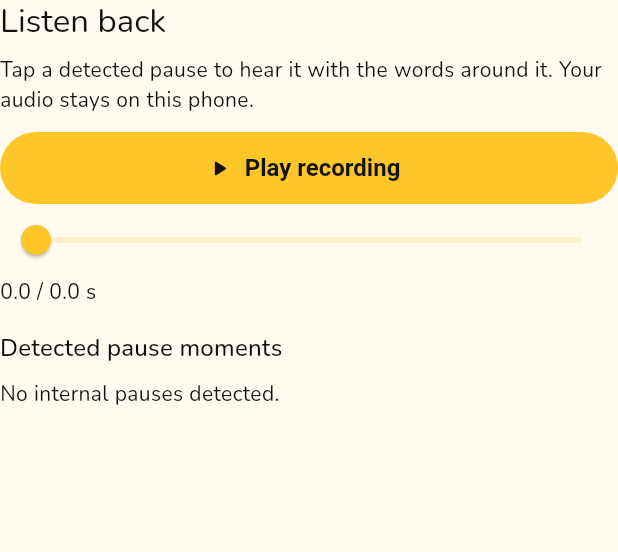
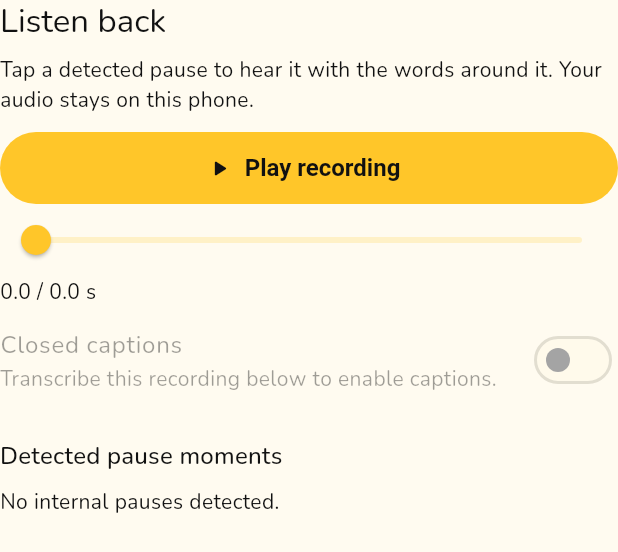
Before and after one commit to HenokYoseph01/SpeechMaster, a Flutter app: the RecordingReplay widget shown alone on an empty page, opened directly with empty values, on a phone screen of 412 x 824 dp. Shown: the top 552 px of the screen. Run offline on Flutter 3.47's test engine with Material 3 defaults, Android fonts, the phone set to English and light mode, and no system bars; our stand-ins replace drift, flutter_riverpod, go_router, just_audio; missing offline and left inert: record, sherpa_onnx; accounts and stored records are empty; generated files the repository leaves out were written again; statements that could not run were skipped.

Commit message:
phase1: add saved recording playback and closed captions

```diff
--- a/assets/transcription_config.json
+++ b/assets/transcription_config.json
@@ -5,5 +5,8 @@
   "threads": 2,
   "replayLeadMs": 350,
   "minimumSignalRms": 1e-05,
-  "paceWindowMs": 10000
+  "paceWindowMs": 10000,
+  "captionWordsPerCue": 6,
+  "captionGapMs": 1200,
+  "captionMaxHoldMs": 2000
 }
--- a/lib/core/l10n/app_en.arb
+++ b/lib/core/l10n/app_en.arb
@@ -139,5 +139,24 @@
         "type": "String"
       }
     }
-  }
+  },
+  "recordingHistory": "Your recordings",
+  "historyEmpty": "Your saved recordings will appear here after you record.",
+  "historyFailed": "Your recordings couldn't load. Please try again.",
+  "savedRecordingTitle": "Saved recording",
+  "savedRecordingMissing": "This recording is no longer available.",
+  "savedAudioMissing": "The audio file is unavailable. Your saved recording details have been kept.",
+  "savedClipDuration": "{seconds} seconds",
+  "@savedClipDuration": {
+    "placeholders": {
+      "seconds": {
+        "type": "int"
+      }
+    }
+  },
+  "captionsTitle": "Closed captions",
+  "captionsNeedTranscript": "Transcribe this recording below to enable captions.",
+  "captionsTimingNote": "Approximate words and timing. Your choice is saved for this recording.",
+  "captionsNoWords": "No caption at this moment.",
+  "captionsPreferenceFailed": "Your caption choice couldn't be saved. Try switching it again."
 }
--- a/lib/features/home/home_screen.dart
+++ b/lib/features/home/home_screen.dart
@@ -45,6 +45,12 @@ class HomeScreen extends StatelessWidget {
                   ),
                   const SizedBox(height: 16),
                   FilledButton.icon(
+                    onPressed: () => context.push('/history'),
+                    icon: const Icon(Icons.history_rounded),
+                    label: Text(strings.recordingHistory),
+                  ),
+                  const SizedBox(height: 16),
+                  FilledButton.icon(
                     onPressed: () => context.push('/settings'),
                     icon: const Icon(Icons.tune_rounded),
                     label: Text(strings.settings),
--- /dev/null
+++ b/lib/features/record/recording_captions.dart
@@ -0,0 +1,95 @@
+import 'package:flutter/material.dart';
+import 'package:flutter_riverpod/flutter_riverpod.dart';
+
+import '../../audio/captions.dart';
+import '../../audio/pitch_result.dart';
+import '../../core/l10n/generated/app_localizations.dart';
+import 'caption_preferences.dart';
+import 'playback_controller.dart';
+import 'transcript_panel.dart';
+import 'transcription_controller.dart';
+
+class RecordingCaptions extends ConsumerWidget {
+  const RecordingCaptions({
+    super.key,
+    required this.path,
+    required this.recording,
+  });
+  final String path;
+  final PitchResult recording;
+  @override
+  Widget build(BuildContext context, WidgetRef ref) {
+    final strings = AppLocalizations.of(context);
+    final transcript = ref
+        .watch(transcriptionStateProvider(path))
+        .value
+        ?.result;
+    final preference = ref.watch(captionPreferenceStateProvider(path)).value;
+    final preferences = ref.watch(captionPreferenceControllerProvider(path));
+    final playback =
+        ref.watch(playbackStateProvider(path)).value ?? const PlaybackState();
+    final config = ref.watch(transcriptionConfigProvider).value;
+    final pauses = recording.analysis?.pauses ?? const [];
+    final cue = transcript == null || config == null
+        ? null
+        : captionAt(
+            captionCues(transcript, pauses, config),
+            pauses,
+            playback.positionMs,
+          );
+    final active = cue?.wordAt(playback.positionMs);
+    return Column(
+      crossAxisAlignment: CrossAxisAlignment.stretch,
+      children: [
+        SwitchListTile(
+          contentPadding: EdgeInsets.zero,
+          title: Text(strings.captionsTitle),
+          subtitle: Text(
+            transcript == null
+                ? strings.captionsNeedTranscript
+                : strings.captionsTimingNote,
+          ),
+          value: transcript != null && (preference?.enabled ?? false),
+          onChanged:
+              transcript == null ||
+                  preference?.ready != true ||
+                  preference!.saving
+              ? null
+              : preferences.setEnabled,
+        ),
+        if (preference?.failed == true) Text(strings.captionsPreferenceFailed),
+        if (transcript != null && preference?.enabled == true)
+          Semantics(
+            label: strings.captionsTitle,
+            child: Card(
+              child: Padding(
+                padding: const EdgeInsets.all(16),
+                child: cue == null
+                    ? Text(strings.captionsNoWords, textAlign: TextAlign.center)
+                    : Text.rich(
+                        TextSpan(
+                          children: [
+                            for (final word in cue.words)
+                              TextSpan(
+                                text: '${word.text} ',
+                                style: TextStyle(
+                                  fontWeight: identical(active, word)
+                                      ? FontWeight.w800
+                                      : FontWeight.normal,
+                                  decoration: identical(active, word)
+                                      ? TextDecoration.underline
+                                      : null,
+                                ),
+                              ),
+                          ],
+                        ),
+                        textAlign: TextAlign.center,
+                        style: Theme.of(context).textTheme.titleLarge,
+                      ),
+              ),
+            ),
+          ),
+      ],
+    );
+  }
+}
--- a/lib/features/record/recording_replay.dart
+++ b/lib/features/record/recording_replay.dart
@@ -7,6 +7,7 @@ import 'package:intl/intl.dart';
 import '../../audio/pitch_result.dart';
 import '../../core/l10n/generated/app_localizations.dart';
 import 'playback_controller.dart';
+import 'recording_captions.dart';
 
 class RecordingReplay extends ConsumerStatefulWidget {
   const RecordingReplay({
@@ -86,6 +87,7 @@ class _RecordingReplayState extends ConsumerState<RecordingReplay>
             number.format(widget.result.durationMs / 1000),
           ),
         ),
+        RecordingCaptions(path: widget.path, recording: widget.result),
         if (state.failed) ...[
           const SizedBox(height: 8),
           Text(strings.playbackFailed),
```
Also changed, not shown: lib/audio/captions.dart (added, +70 -0 lines), lib/audio/transcript.dart (+10 -0 lines), lib/core/router.dart (+12 -0 lines), lib/features/history/history_repository.dart (added, +143 -0 lines), lib/features/history/history_screen.dart (added, +147 -0 lines), lib/features/record/caption_preferences.dart (added, +101 -0 lines), lib/core/l10n/generated/app_localizations.dart, lib/core/l10n/generated/app_localizations_am.dart, lib/core/l10n/generated/app_localizations_en.dart, 6 other files.
